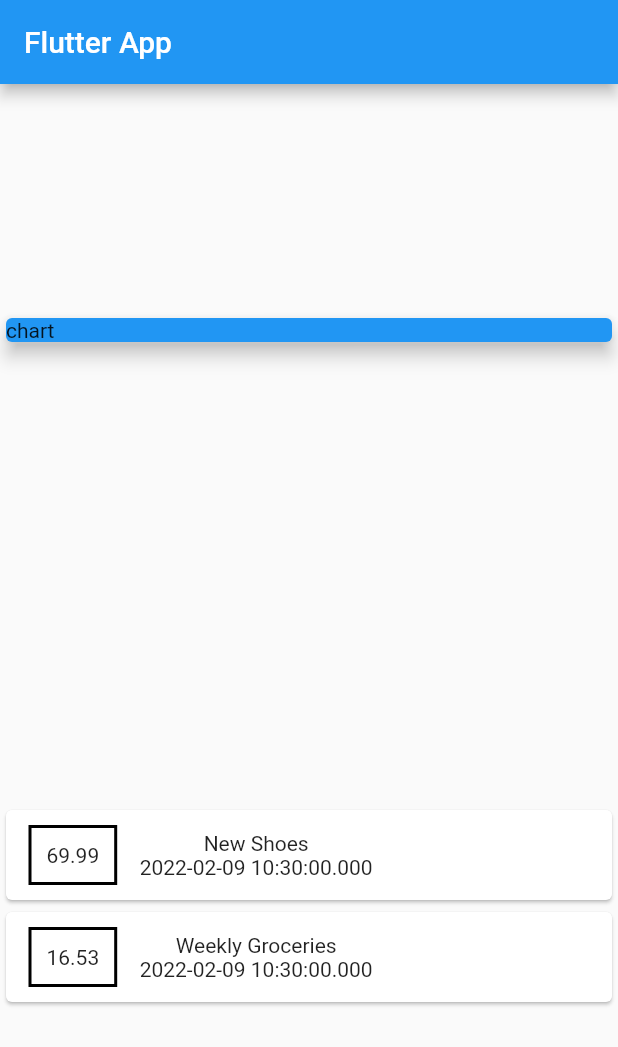
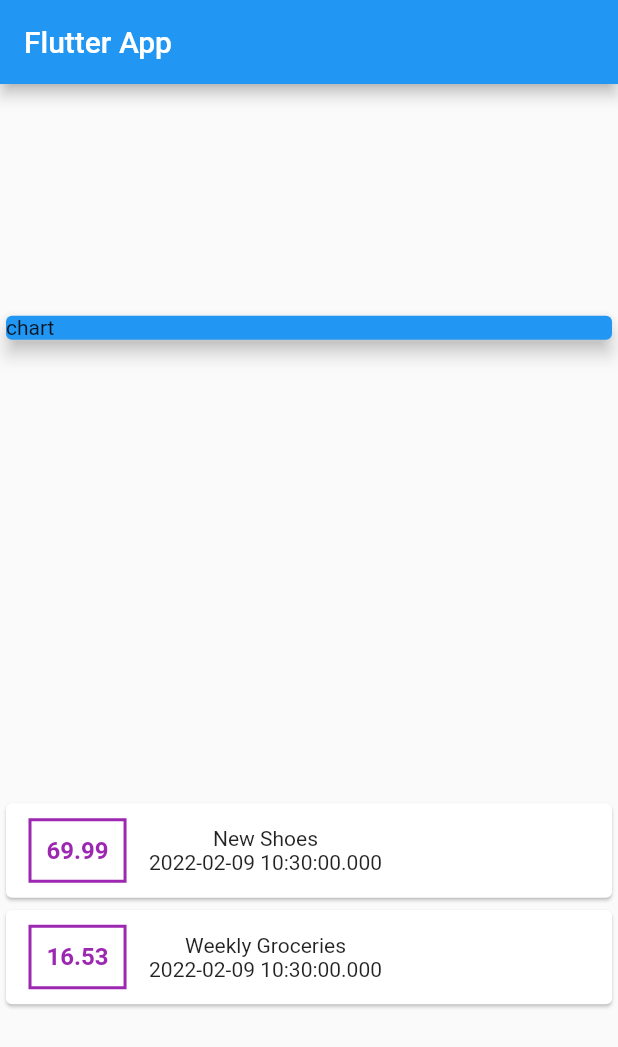
Before and after one commit to lunaticSKE12/flutter-expenses-app, a Flutter app: the screen it shows after launch, on a phone screen of 412 x 824 dp. Shown: the top 1047 px of the screen. Run offline on Flutter 3.47's test engine with Material 2 defaults, Android fonts, the phone set to English and light mode, and no system bars.

Commit message:
Styling Text

```diff
--- a/lib/main.dart
+++ b/lib/main.dart
@@ -58,14 +58,22 @@ class MyHomePage extends StatelessWidget {
                       margin:
                           EdgeInsets.symmetric(vertical: 10, horizontal: 15),
                       decoration: BoxDecoration(
-                          border: Border.all(color: Colors.black, width: 2)),
+                          border: Border.all(color: Colors.purple, width: 2)),
                       padding: EdgeInsets.all(10),
-                      child: Text(tx.amount.toString()),
+                      child: Text(
+                        tx.amount.toString(),
+                        style: TextStyle(
+                            fontWeight: FontWeight.bold,
+                            fontSize: 16,
+                            color: Colors.purple),
+                      ),
                     ),
                     Column(
                       children: <Widget>[
                         Text(tx.title),
-                        Text(tx.date.toString())
+                        Text(
+                          tx.date.toString(),
+                        )
                       ],
                     )
                   ]),
```
